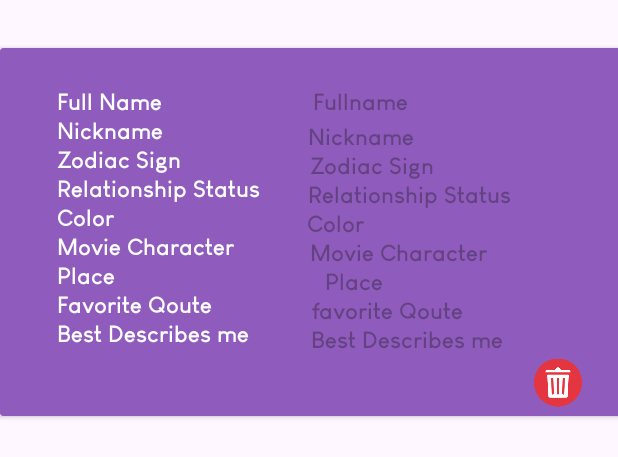
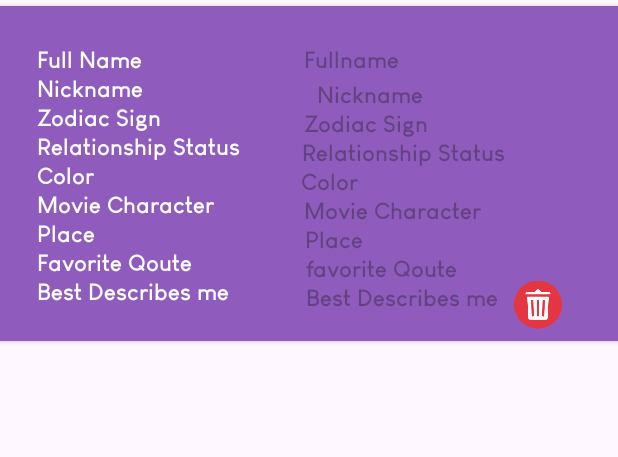
Before and after one commit to leyansay/Remoria, an Android app: the layout activity_slam_user_list.xml on its own in the app's theme, with its tools: preview values and no code run, on a phone screen of 412 x 824 dp. Shown: the top 457 px of the screen. Run offline under Robolectric (Android 15) with nearby library versions, the phone set to English and light mode, and no system bars.

Commit message:
madisplay na ang info, need nalang apply gson para bisan iback dili mawala

```diff
--- a/app/build.gradle.kts
+++ b/app/build.gradle.kts
@@ -47,6 +47,8 @@ dependencies {
     implementation(libs.androidx.constraintlayout)
     implementation("com.google.android.material:material:1.6.1")
     implementation ("androidx.activity:activity:1.6.0" )// Or the latest version
+    implementation ("com.google.code.gson:gson:2.8.8")
+
 
     testImplementation(libs.junit)
     androidTestImplementation(libs.androidx.junit)
--- a/app/src/main/java/com/example/remoria/Home.kt
+++ b/app/src/main/java/com/example/remoria/Home.kt
@@ -3,7 +3,9 @@ package com.example.remoria
 import android.content.Intent
 import android.os.Bundle
 import android.util.Log
+import android.widget.Toast
 import androidx.activity.result.contract.ActivityResultContracts
+import androidx.appcompat.app.AlertDialog
 import androidx.appcompat.app.AppCompatActivity
 import androidx.core.view.ViewCompat
 import androidx.core.view.WindowInsetsCompat
@@ -46,6 +48,7 @@ class Home : AppCompatActivity() {
         }
 
 
+
     }
 
     // Registering the activity result launcher
--- a/app/src/main/res/layout/activity_fill_info.xml
+++ b/app/src/main/res/layout/activity_fill_info.xml
@@ -34,10 +34,12 @@
         app:layout_constraintTop_toTopOf="parent" />
 
     <ScrollView
-        android:layout_width="match_parent"
-        android:layout_height="wrap_content"
+        android:layout_width="413dp"
+        android:layout_height="805dp"
+        android:layout_marginTop="20dp"
         android:fillViewport="true"
         app:layout_constraintEnd_toEndOf="parent"
+        app:layout_constraintHorizontal_bias="0.0"
         app:layout_constraintStart_toStartOf="parent"
         app:layout_constraintTop_toBottomOf="@+id/textView3">
 
--- a/app/src/main/res/layout/activity_slam_user_list.xml
+++ b/app/src/main/res/layout/activity_slam_user_list.xml
@@ -7,13 +7,13 @@
     android:layout_height="match_parent">
 
     <androidx.cardview.widget.CardView
-        android:layout_width="414dp"
-        android:layout_height="245dp"
-        android:layout_marginTop="32dp"
+        android:layout_width="433dp"
+        android:layout_height="223dp"
+        android:layout_marginTop="4dp"
         app:cardBackgroundColor="@color/purple"
         app:cardMaxElevation="8dp"
         app:layout_constraintEnd_toEndOf="parent"
-        app:layout_constraintHorizontal_bias="0.555"
+        app:layout_constraintHorizontal_bias="0.666"
         app:layout_constraintStart_toStartOf="parent"
         app:layout_constraintTop_toTopOf="parent">
 
@@ -31,9 +31,11 @@
                 android:layout_height="34dp"
                 android:layout_marginStart="346dp"
                 android:layout_marginEnd="16dp"
+                android:layout_marginBottom="24dp"
                 android:src="@drawable/trash"
                 app:layout_constraintBottom_toBottomOf="parent"
                 app:layout_constraintEnd_toEndOf="parent"
+                app:layout_constraintHorizontal_bias="0.0"
                 app:layout_constraintStart_toStartOf="parent" />
 
             <TextView
```
Also changed, not shown: app/src/main/java/com/example/remoria/FillInfo.kt (+23 -31 lines), app/src/main/java/com/example/remoria/SlamInfoAdapter.kt (+26 -3 lines).
